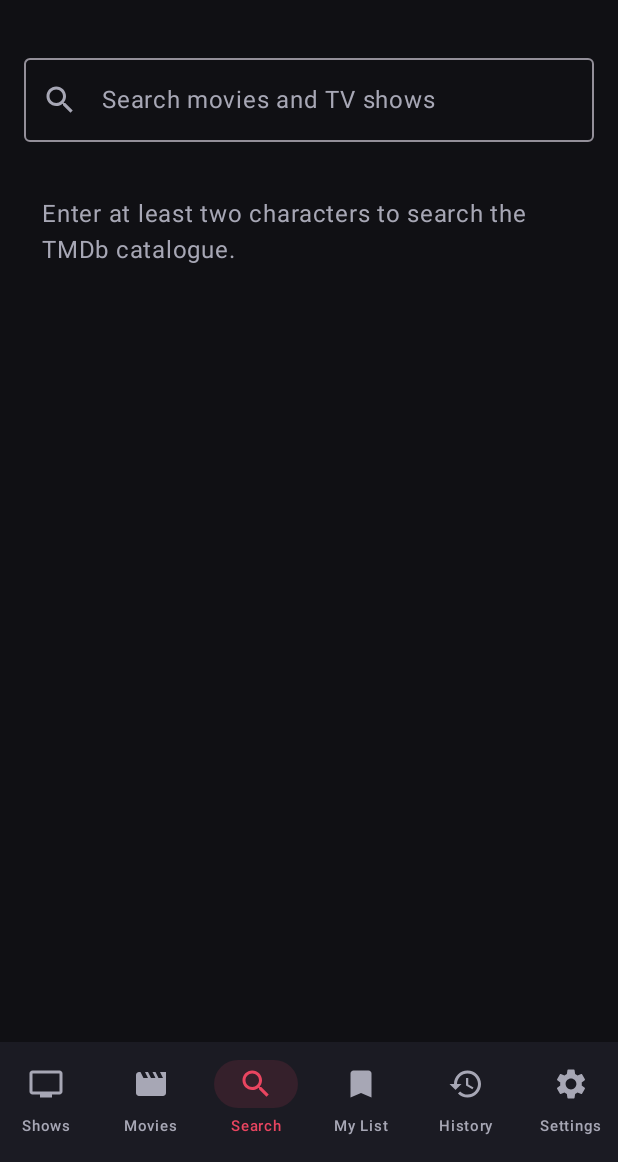
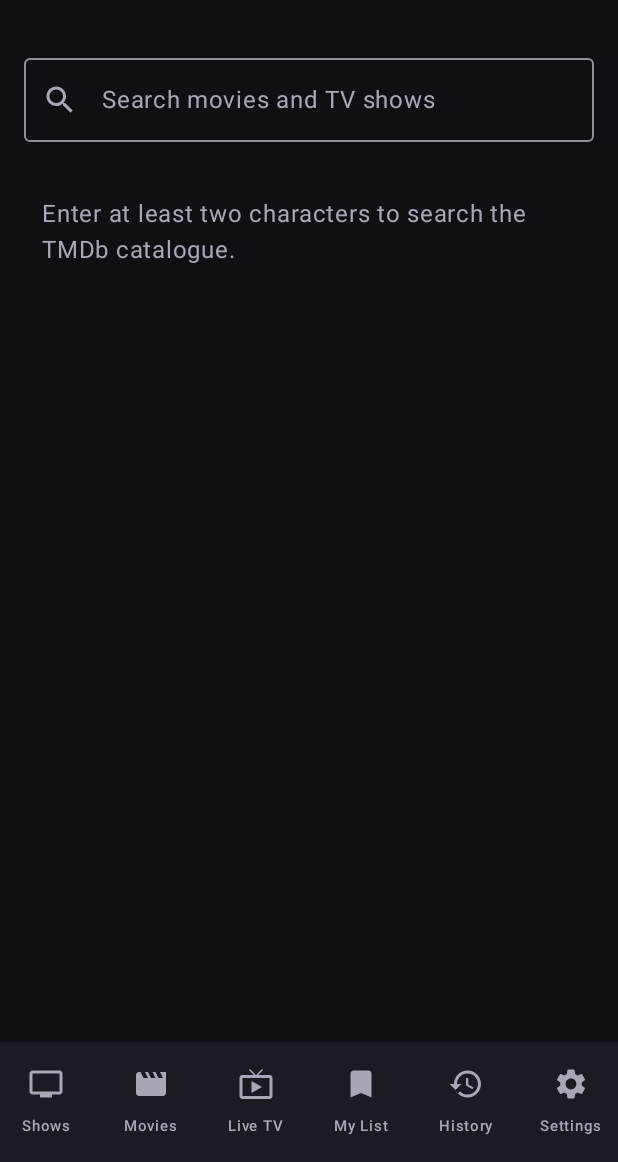
Before and after one commit to adamhull27041994-del/Android-TV, an Android app built with Jetpack Compose: the screen it shows after launch (MainActivity), after a tap on "Search", on a phone screen of 412 x 824 dp, the part 74-1236 px from its top. Run offline under Robolectric (Android 15) with nearby library versions, the phone set to English and light mode, and no system bars; pictures from the network do not load.

Commit message:
Wire Live TV tab and native player for authorised channel feeds

```diff
--- a/app/src/main/java/uk/co/cinematv/MainActivity.kt
+++ b/app/src/main/java/uk/co/cinematv/MainActivity.kt
@@ -36,6 +36,7 @@ import uk.co.cinematv.provider.VoeLinks
 import uk.co.cinematv.player.WebPlayerActivity
 import uk.co.cinematv.ui.CinemaViewModel
 import uk.co.cinematv.ui.HistoryScreen
+import uk.co.cinematv.livetv.LiveTvScreen
 
 private val Background = Color(0xFF101014)
 private val Surface = Color(0xFF1B1B23)
@@ -79,15 +80,15 @@ private fun CinemaApp(vm: CinemaViewModel) {
                 }
                 Spacer(Modifier.weight(1f))
                 if (vm.selected == null) {
-                    IconButton(onClick = { vm.tab = 2 }) { Icon(Icons.Default.Search, "Search") }
+                    IconButton(onClick = { vm.tab = 6 }) { Icon(Icons.Default.Search, "Search") }
                 }
             }
         },
         bottomBar = {
             if (vm.selected == null) {
                 NavigationBar(containerColor = Surface) {
-                    val labels = listOf("Shows", "Movies", "Search", "My List", "History", "Settings")
-                    val icons = listOf(Icons.Default.Tv, Icons.Default.Movie, Icons.Default.Search, Icons.Default.Bookmark, Icons.Default.History, Icons.Default.Settings)
+                    val labels = listOf("Shows", "Movies", "Live TV", "My List", "History", "Settings")
+                    val icons = listOf(Icons.Default.Tv, Icons.Default.Movie, Icons.Default.LiveTv, Icons.Default.Bookmark, Icons.Default.History, Icons.Default.Settings)
                     labels.forEachIndexed { index, label ->
                         NavigationBarItem(
                             selected = vm.tab == index,
@@ -107,10 +108,11 @@ private fun CinemaApp(vm: CinemaViewModel) {
                 selected != null -> DetailsScreen(vm, selected)
                 vm.tab == 0 -> ShowHome(vm)
                 vm.tab == 1 -> MoviesHome(vm)
-                vm.tab == 2 -> SearchScreen(vm)
+                vm.tab == 2 -> LiveTvScreen()
                 vm.tab == 3 -> LibraryScreen(vm)
                 vm.tab == 4 -> HistoryScreen(vm)
-                else -> SettingsScreen()
+                vm.tab == 5 -> SettingsScreen()
+                else -> SearchScreen(vm)
             }
         }
     }
--- a/app/src/main/java/uk/co/cinematv/livetv/LiveTvScreen.kt
+++ b/app/src/main/java/uk/co/cinematv/livetv/LiveTvScreen.kt
@@ -148,7 +148,7 @@ fun LiveTvScreen() {
         if (channels.isNotEmpty()) {
             item {
                 Row(verticalAlignment = Alignment.CenterVertically) {
-                    Text("\${channels.size} channels", fontWeight = FontWeight.Bold,
+                    Text("${channels.size} channels", fontWeight = FontWeight.Bold,
                         modifier = Modifier.weight(1f))
                     Text("Loaded", color = Muted, fontSize = 12.sp)
                 }
--- a/app/src/main/java/uk/co/cinematv/player/PlayerActivity.kt
+++ b/app/src/main/java/uk/co/cinematv/player/PlayerActivity.kt
@@ -203,6 +203,7 @@ class PlayerActivity : ComponentActivity() {
         fun launch(context: Context, stream: PlayableStream, key: StreamKey? = null) {
             val intent = Intent(context, PlayerActivity::class.java).apply {
                 putExtra(EXTRA_URL, stream.url)
+                putExtra(EXTRA_TITLE, stream.title)
                 putExtra(EXTRA_MIME, stream.mimeType)
                 putExtra(EXTRA_HEADERS, JSONObject(stream.headers).toString())
                 if (key != null) {
```
Also changed, not shown: 1 other file.
